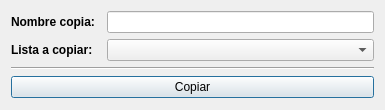
Above: pyqt_windows/copylist_dialog.ui from MelonRodante/ModList before the change. Below: the same form after it.
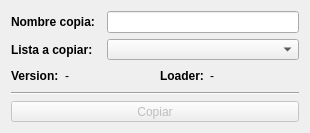
That is the form after the change. Icons and pictures are not drawn.

Diff of the .ui file:
```diff
--- a/pyqt_windows/copylist_dialog.ui
+++ b/pyqt_windows/copylist_dialog.ui
@@ -6,26 +6,44 @@
    <rect>
     <x>0</x>
     <y>0</y>
-    <width>385</width>
-    <height>110</height>
+    <width>310</width>
+    <height>133</height>
    </rect>
   </property>
+  <property name="sizePolicy">
+   <sizepolicy hsizetype="Preferred" vsizetype="Preferred">
+    <horstretch>0</horstretch>
+    <verstretch>0</verstretch>
+   </sizepolicy>
+  </property>
   <property name="minimumSize">
    <size>
-    <width>385</width>
+    <width>310</width>
     <height>110</height>
    </size>
   </property>
   <property name="maximumSize">
    <size>
-    <width>385</width>
-    <height>110</height>
+    <width>310</width>
+    <height>16777215</height>
    </size>
   </property>
+  <property name="font">
+   <font>
+    <kerning>true</kerning>
+   </font>
+  </property>
   <property name="windowTitle">
    <string>Dialog</string>
   </property>
-  <layout class="QVBoxLayout" name="verticalLayout" stretch="0,0,0,0">
+  <property name="windowIcon">
+   <iconset resource="../res/icons.qrc">
+    <normaloff>:/widgets/widgets/window_icon.png</normaloff>:/widgets/widgets/window_icon.png</iconset>
+  </property>
+  <property name="modal">
+   <bool>true</bool>
+  </property>
+  <layout class="QVBoxLayout" name="verticalLayout" stretch="0,0,0,0,0">
    <item>
     <layout class="QHBoxLayout" name="horizontalLayout">
      <property name="topMargin">
@@ -57,7 +75,17 @@
       </widget>
      </item>
      <item>
-      <widget class="QLineEdit" name="editNameCopy"/>
+      <widget class="QLineEdit" name="editNameCopy">
+       <property name="text">
+        <string/>
+       </property>
+       <property name="maxLength">
+        <number>24</number>
+       </property>
+       <property name="clearButtonEnabled">
+        <bool>true</bool>
+       </property>
+      </widget>
      </item>
     </layout>
    </item>
@@ -103,6 +131,106 @@
      </item>
     </layout>
    </item>
+   <item>
+    <layout class="QHBoxLayout" name="horizontalLayout_3">
+     <item>
+      <widget class="QLabel" name="lblNVersion">
+       <property name="font">
+        <font>
+         <weight>75</weight>
+         <bold>true</bold>
+        </font>
+       </property>
+       <property name="text">
+        <string>Version:</string>
+       </property>
+      </widget>
+     </item>
+     <item>
+      <widget class="QLabel" name="lblVersion">
+       <property name="minimumSize">
+        <size>
+         <width>40</width>
+         <height>0</height>
+        </size>
+       </property>
+       <property name="maximumSize">
+        <size>
+         <width>40</width>
+         <height>16777215</height>
+        </size>
+       </property>
+       <property name="text">
+        <string>-</string>
+       </property>
+       <property name="alignment">
+        <set>Qt::AlignLeading|Qt::AlignLeft|Qt::AlignVCenter</set>
+       </property>
+      </widget>
+     </item>
+     <item>
+      <spacer name="horizontalSpacer">
+       <property name="orientation">
+        <enum>Qt::Horizontal</enum>
+       </property>
+       <property name="sizeHint" stdset="0">
+        <size>
+         <width>40</width>
+         <height>20</height>
+        </size>
+       </property>
+      </spacer>
+     </item>
+     <item>
+      <widget class="QLabel" name="lblNLoader">
+       <property name="font">
+        <font>
+         <weight>75</weight>
+         <bold>true</bold>
+        </font>
+       </property>
+       <property name="text">
+        <string>Loader:</string>
+       </property>
+      </widget>
+     </item>
+     <item>
+      <widget class="QLabel" name="lblLoader">
+       <property name="minimumSize">
+        <size>
+         <width>40</width>
+         <height>0</height>
+        </size>
+       </property>
+       <property name="maximumSize">
+        <size>
+         <width>40</width>
+         <height>16777215</height>
+        </size>
+       </property>
+       <property name="text">
+        <string>-</string>
+       </property>
+       <property name="alignment">
+        <set>Qt::AlignLeading|Qt::AlignLeft|Qt::AlignVCenter</set>
+       </property>
+      </widget>
+     </item>
+     <item>
+      <spacer name="horizontalSpacer_2">
+       <property name="orientation">
+        <enum>Qt::Horizontal</enum>
+       </property>
+       <property name="sizeHint" stdset="0">
+        <size>
+         <width>40</width>
+         <height>20</height>
+        </size>
+       </property>
+      </spacer>
+     </item>
+    </layout>
+   </item>
    <item>
     <widget class="Line" name="line">
      <property name="orientation">
@@ -112,6 +240,9 @@
    </item>
    <item>
     <widget class="QPushButton" name="btnCopy">
+     <property name="enabled">
+      <bool>false</bool>
+     </property>
      <property name="text">
       <string>Copiar</string>
      </property>
```
Left out of the diff: 9 changed lines with no effect on the pictures.
